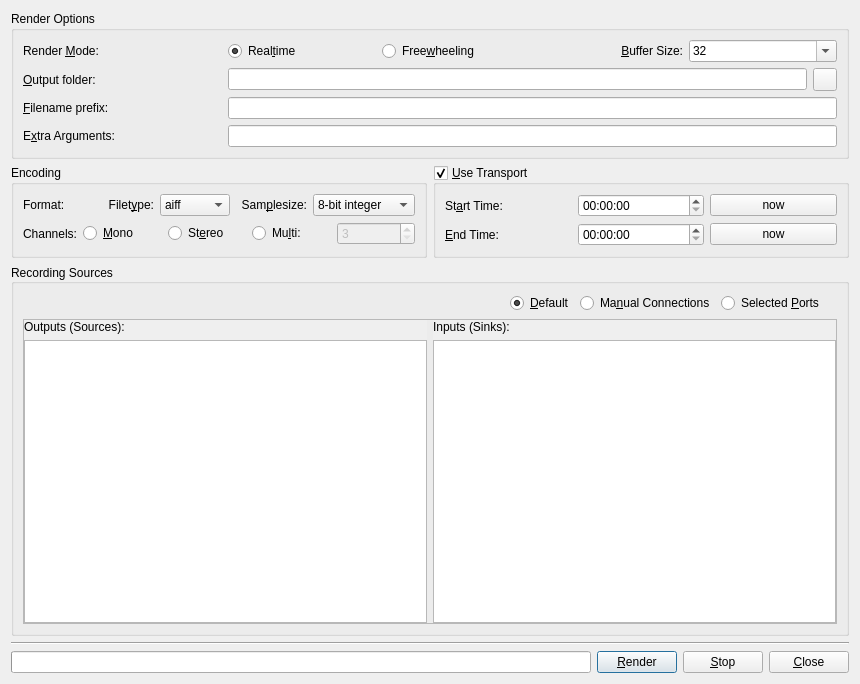
SpotlightKid/qjackcapture, file resources/ui/mainwindow.ui: the form before one commit.
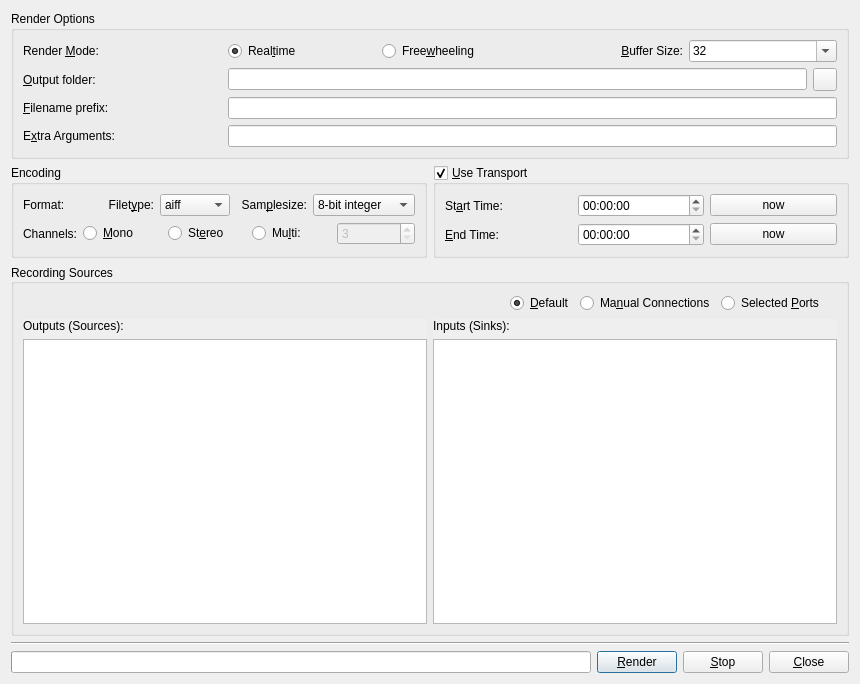
The form after the commit. Icons and pictures are not drawn.

Commit message: No visible frame for port views

Diff of the .ui file:
```diff
--- a/resources/ui/mainwindow.ui
+++ b/resources/ui/mainwindow.ui
@@ -599,7 +599,7 @@
          </size>
         </property>
         <property name="frameShape">
-         <enum>QFrame::StyledPanel</enum>
+         <enum>QFrame::NoFrame</enum>
         </property>
         <property name="frameShadow">
          <enum>QFrame::Plain</enum>
@@ -639,8 +639,8 @@
              <rect>
               <x>0</x>
               <y>0</y>
-              <width>404</width>
-              <height>221</height>
+              <width>405</width>
+              <height>223</height>
              </rect>
             </property>
             <property name="sizePolicy">
@@ -708,8 +708,8 @@
              <rect>
               <x>0</x>
               <y>0</y>
-              <width>404</width>
-              <height>221</height>
+              <width>405</width>
+              <height>223</height>
              </rect>
             </property>
             <property name="sizePolicy">
```
